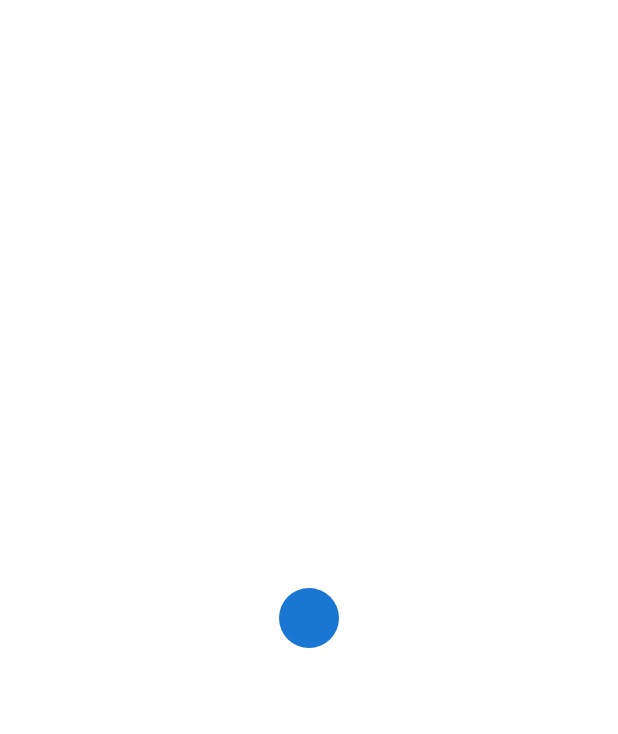
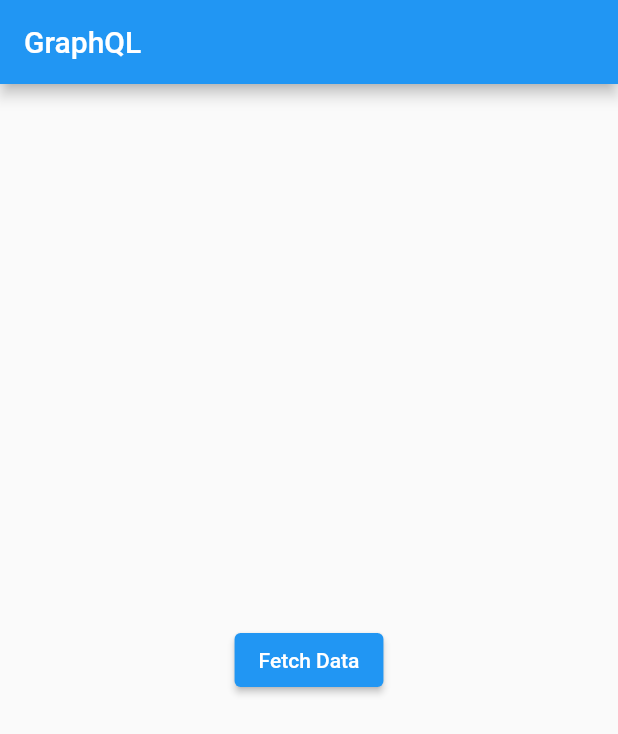
Before and after one commit to amrith-nath/GraphQl_MVVM, a Flutter app: the screen it shows after launch, on a phone screen of 412 x 824 dp. Shown: the top 734 px of the screen. Run offline on Flutter 3.47's test engine with Material 2 defaults, Android fonts, the phone set to English and light mode, and no system bars; our stand-ins replace get, graphql_flutter.

Commit message:
final commit

```diff
--- a/lib/main.dart
+++ b/lib/main.dart
@@ -1,6 +1,14 @@
 import 'package:flutter/material.dart';
+import 'package:get/get.dart';
+import 'package:graph_ql/view_model/controllers/graph_controller.dart';
+import 'package:graphql_flutter/graphql_flutter.dart';
 
-void main() {
+import 'view/home/screen_home.dart';
+
+void main() async {
+  WidgetsFlutterBinding.ensureInitialized();
+  await initHiveForFlutter();
+  Get.put(GraphController());
   runApp(const MyApp());
 }
 
@@ -10,23 +18,14 @@ class MyApp extends StatelessWidget {
   // This widget is the root of your application.
   @override
   Widget build(BuildContext context) {
-    return MaterialApp(
+    return GetMaterialApp(
       title: 'graphQl Demo',
       theme: ThemeData(
         primarySwatch: Colors.blue,
       ),
-      home: const MyWidget(),
+      home: MyHomePage(
+        title: 'GraphQL',
+      ),
     );
   }
 }
-
-class MyWidget extends StatelessWidget {
-  const MyWidget({super.key});
-
-  @override
-  Widget build(BuildContext context) {
-    return const Center(
-      child: CircleAvatar(),
-    );
-  }
-}
--- /dev/null
+++ b/lib/model/APIs/api_response.dart
@@ -0,0 +1,20 @@
+class ApiResponse<T> {
+  Status status;
+  T? data;
+  String? message;
+
+  ApiResponse.initial() : status = Status.initial;
+
+  ApiResponse.loading() : status = Status.loading;
+
+  ApiResponse.completed(this.data) : status = Status.completed;
+
+  ApiResponse.error(this.message) : status = Status.error;
+
+  @override
+  String toString() {
+    return "Status : $status \n Message : $message \n Data : $data";
+  }
+}
+
+enum Status { initial, loading, completed, error }
--- /dev/null
+++ b/lib/view/home/screen_home.dart
@@ -0,0 +1,181 @@
+import 'dart:developer';
+
+import 'package:flutter/material.dart';
+import 'package:get/get.dart';
+import 'package:graph_ql/model/APIs/api_response.dart';
+import 'package:graph_ql/view_model/controllers/graph_controller.dart';
+
+class MyHomePage extends StatelessWidget {
+  MyHomePage({super.key, required this.title});
+  final GraphController gController = Get.find();
+  final String title;
+
+  @override
+  Widget build(BuildContext context) {
+    return Scaffold(
+        appBar: AppBar(
+          title: Text(title),
+          actions: [
+            Obx(
+              () => gController.apiResponse.value.status != Status.completed
+                  ? const SizedBox()
+                  : ElevatedButton(
+                      onPressed: () {
+                        gController.getData();
+                      },
+                      child: const Text('Get Data')),
+            )
+          ],
+        ),
+        body: Obx(() {
+          var status = gController.apiResponse.value.status;
+          if (status == Status.initial) {
+            return Center(
+              child: ElevatedButton(
+                child: const Text("Fetch Data"),
+                onPressed: () {
+                  gController.getData();
+                },
+              ),
+            );
+          } else if (status == Status.loading) {
+            return const Center(
+              child: CircularProgressIndicator(),
+            );
+          } else if (status == Status.completed) {
+            return ListView.builder(
+                itemCount: gController.results.length,
+                itemBuilder: (context, index) {
+                  return Card(
+                    child: ListTile(
+                      title:
+                          Text('User Id : ${gController.results[index]['id']}'),
+                      subtitle: Text(
+                        'First name  : ${gController.results[index]['firstName'] ?? 'No name'}',
+                      ),
+                    ),
+                  );
+                });
+          } else if (status == Status.error) {
+            return Center(
+              child: Card(
+                child: Column(
+                  mainAxisSize: MainAxisSize.min,
+                  children: [
+                    const Icon(Icons.face),
+                    const SizedBox(
+                      height: 10,
+                    ),
+                    const Text('Something went wrong'),
+                    const SizedBox(
+                      height: 10,
+                    ),
+                    ElevatedButton(
+                        onPressed: () {
+                          gController.getData();
+                        },
+                        child: const Text('Fetch Again'))
+                  ],
+                ),
+              ),
+            );
+          }
+          return Center(
+            child: ElevatedButton(
+                onPressed: () {
+                  gController.getData();
+                },
+                child: const Text('Fetch Again')),
+          );
+        }));
+  }
+}
+
+// class MyHomePage extends StatefulWidget {
+//   const MyHomePage({Key? key, required this.title}) : super(key: key);
+//   final String title;
+//   @override
+//   State<MyHomePage> createState() => _MyHomePageState();
+// }
+
+// class _MyHomePageState extends State<MyHomePage> {
+//   List<dynamic> characters = [];
+//   bool _loading = false;
+
+//   @override
+//   Widget build(BuildContext context) {
+//     return Scaffold(
+//       appBar: AppBar(
+//         title: Text(widget.title),
+//       ),
+//       body: _loading
+//           ? const CircularProgressIndicator()
+//           : characters.isEmpty
+//               ? Center(
+//                   child: ElevatedButton(
+//                     child: const Text("Fetch Data"),
+//                     onPressed: () {
+//                       fetchData();
+//                     },
+//                   ),
+//                 )
+//               : Padding(
+//                   padding: const EdgeInsets.all(8.0),
+//                   child: ListView.builder(
+//                       itemCount: characters.length,
+//                       itemBuilder: (context, index) {
+//                         return Card(
+//                           child: ListTile(
+//                             title: Text(
+//                               characters[index]['firstName'] ?? 'Null',
+//                             ),
+//                           ),
+//                         );
+//                       }),
+//                 ),
+//     );
+//   }
+
+//   void fetchData() async {
+//     setState(() {
+//       _loading = true;
+//     });
+//     HttpLink link = HttpLink(
+//         "https://api.thegraph.com/subgraphs/name/dalhoum-ahmed/aurora-test-user-post-3");
+//     GraphQLClient qlClient = GraphQLClient(
+//       link: link,
+//       cache: GraphQLCache(
+//         store: HiveStore(),
+//       ),
+//     );
+//     QueryResult queryResult = await qlClient.query(
+//       QueryOptions(
+//         document: gql(
+//           """query {
+// users {
+// id
+// userId
+// firstName
+// backgroundColor
+// blockNumber
+// instagram
+// tags
+// followedUsersCount
+// followingUsersCount
+// followedUsers
+// followers
+
+// }
+// }""",
+//         ),
+//       ),
+//     );
+
+//     log('message');
+
+//     setState(() {
+//       characters = queryResult.data!['users'];
+//       _loading = false;
+//     });
+//   }
+// }
--- /dev/null
+++ b/lib/view_model/controllers/graph_controller.dart
@@ -0,0 +1,21 @@
+import 'dart:developer';
+
+import 'package:get/get.dart';
+import 'package:graph_ql/model/APIs/api_response.dart';
+import 'package:graph_ql/model/services/services.dart';
+
+class GraphController extends GetxController {
+  var apiResponse = ApiResponse.initial().obs;
+  Services services = Services();
+  List<dynamic> results = [];
+
+  getData() async {
+    apiResponse.value = ApiResponse.loading();
+    await Future.delayed(const Duration(seconds: 5));
+    apiResponse.value = await services.getResponse();
+    log(apiResponse.value.data.toString());
+    results = apiResponse.value.data['users'];
+    log('${apiResponse.value.status == Status.completed}');
+    log(' ------------------------>      the list is $results');
+  }
+}
```
Also changed, not shown: lib/model/services/i_services.dart (added, +10 -0 lines), lib/model/services/services.dart (added, +45 -0 lines), pubspec.yaml (+6 -32 lines), pubspec.lock, 3 other files.
